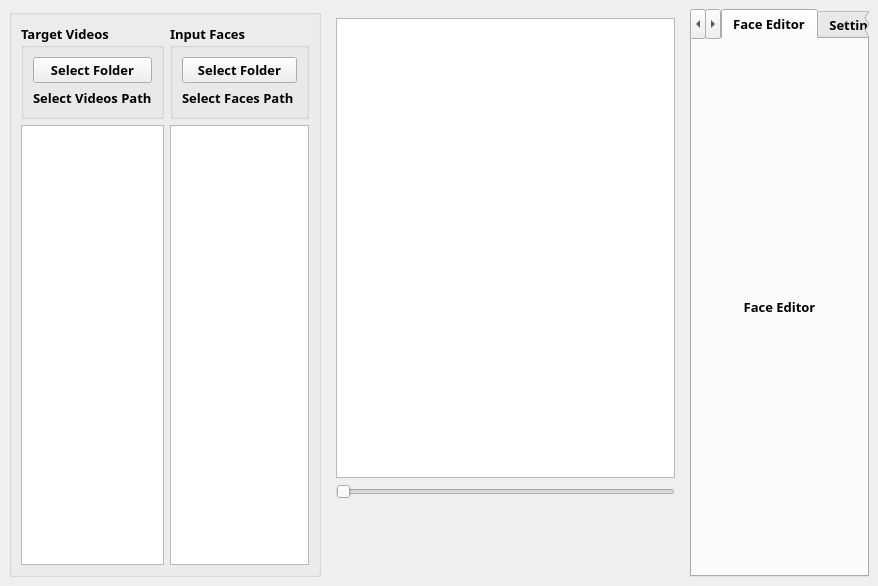
Old version of the form App/UI/Core/MainWindow.ui in the repository visomaster/VisoMaster.
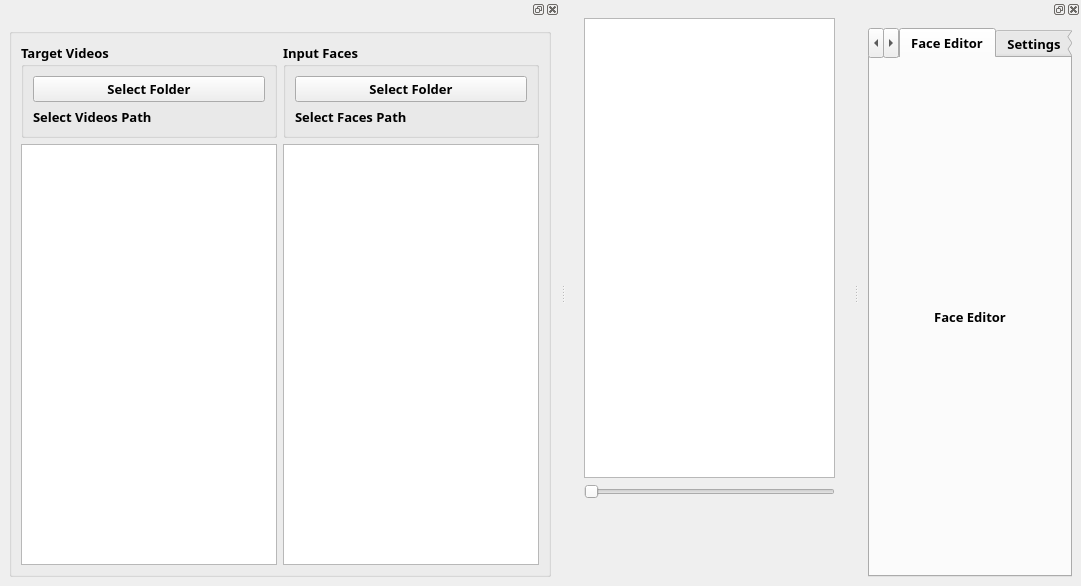
New version of the form. The open tabs and pages were chosen to show the change. Icons and pictures are not drawn.

Commit message: made the media selector and tabslider (swap & editor option) section dockable

The edit to the form file:
```diff
--- a/App/UI/Core/MainWindow.ui
+++ b/App/UI/Core/MainWindow.ui
@@ -6,7 +6,7 @@
    <rect>
     <x>0</x>
     <y>0</y>
-    <width>878</width>
+    <width>1081</width>
     <height>586</height>
    </rect>
   </property>
@@ -25,6 +25,88 @@
   <widget class="QWidget" name="centralwidget">
    <layout class="QHBoxLayout" name="horizontalLayout">
     <item>
+     <widget class="QWidget" name="widget" native="true">
+      <property name="sizePolicy">
+       <sizepolicy hsizetype="Expanding" vsizetype="Preferred">
+        <horstretch>2</horstretch>
+        <verstretch>0</verstretch>
+       </sizepolicy>
+      </property>
+      <layout class="QVBoxLayout" name="verticalLayout">
+       <item>
+        <widget class="QGraphicsView" name="graphicsViewFrame"/>
+       </item>
+       <item>
+        <layout class="QVBoxLayout" name="verticalLayoutMediaControls">
+         <item>
+          <widget class="QSlider" name="videoSeekSlider">
+           <property name="orientation">
+            <enum>Qt::Orientation::Horizontal</enum>
+           </property>
+          </widget>
+         </item>
+         <item>
+          <layout class="QHBoxLayout" name="horizontalLayoutMediaButtons">
+           <item>
+            <widget class="QPushButton" name="buttonMediaPlay">
+             <property name="text">
+              <string/>
+             </property>
+             <property name="icon">
+              <iconset resource="media.qrc">
+               <normaloff>:/media/Media/play_off.png</normaloff>:/media/Media/play_off.png</iconset>
+             </property>
+             <property name="flat">
+              <bool>true</bool>
+             </property>
+            </widget>
+           </item>
+           <item>
+            <widget class="QPushButton" name="buttonMediaStop">
+             <property name="text">
+              <string/>
+             </property>
+             <property name="icon">
+              <iconset resource="media.qrc">
+               <normaloff>:/media/Media/stop_off.png</normaloff>:/media/Media/stop_off.png</iconset>
+             </property>
+             <property name="flat">
+              <bool>true</bool>
+             </property>
+            </widget>
+           </item>
+          </layout>
+         </item>
+        </layout>
+       </item>
+       <item>
+        <spacer name="verticalSpacer">
+         <property name="orientation">
+          <enum>Qt::Orientation::Vertical</enum>
+         </property>
+         <property name="sizeType">
+          <enum>QSizePolicy::Policy::Preferred</enum>
+         </property>
+         <property name="sizeHint" stdset="0">
+          <size>
+           <width>20</width>
+           <height>40</height>
+          </size>
+         </property>
+        </spacer>
+       </item>
+      </layout>
+     </widget>
+    </item>
+   </layout>
+  </widget>
+  <widget class="QDockWidget" name="dockWidget">
+   <attribute name="dockWidgetArea">
+    <number>1</number>
+   </attribute>
+   <widget class="QWidget" name="dockWidgetContents">
+    <layout class="QGridLayout" name="gridLayout_4">
+     <item row="0" column="0">
      <widget class="QGroupBox" name="group_Input_FIles">
       <property name="sizePolicy">
        <sizepolicy hsizetype="Expanding" vsizetype="Preferred">
@@ -101,81 +183,16 @@
       </layout>
      </widget>
     </item>
-    <item>
-     <widget class="QWidget" name="widget" native="true">
-      <property name="sizePolicy">
-       <sizepolicy hsizetype="Expanding" vsizetype="Preferred">
-        <horstretch>2</horstretch>
-        <verstretch>0</verstretch>
-       </sizepolicy>
-      </property>
-      <layout class="QVBoxLayout" name="verticalLayout">
-       <item>
-        <widget class="QGraphicsView" name="graphicsViewFrame"/>
-       </item>
-       <item>
-        <layout class="QVBoxLayout" name="verticalLayoutMediaControls">
-         <item>
-          <widget class="QSlider" name="videoSeekSlider">
-           <property name="orientation">
-            <enum>Qt::Orientation::Horizontal</enum>
-           </property>
-          </widget>
-         </item>
-         <item>
-          <layout class="QHBoxLayout" name="horizontalLayoutMediaButtons">
-           <item>
-            <widget class="QPushButton" name="buttonMediaPlay">
-             <property name="text">
-              <string/>
-             </property>
-             <property name="icon">
-              <iconset resource="media.qrc">
-               <normaloff>:/media/Media/play_off.png</normaloff>:/media/Media/play_off.png</iconset>
-             </property>
-             <property name="flat">
-              <bool>true</bool>
-             </property>
-            </widget>
-           </item>
-           <item>
-            <widget class="QPushButton" name="buttonMediaStop">
-             <property name="text">
-              <string/>
-             </property>
-             <property name="icon">
-              <iconset resource="media.qrc">
-               <normaloff>:/media/Media/stop_off.png</normaloff>:/media/Media/stop_off.png</iconset>
-             </property>
-             <property name="flat">
-              <bool>true</bool>
-             </property>
-            </widget>
-           </item>
-          </layout>
-         </item>
-        </layout>
-       </item>
-       <item>
-        <spacer name="verticalSpacer">
-         <property name="orientation">
-          <enum>Qt::Orientation::Vertical</enum>
-         </property>
-         <property name="sizeType">
-          <enum>QSizePolicy::Policy::Preferred</enum>
-         </property>
-         <property name="sizeHint" stdset="0">
-          <size>
-           <width>20</width>
-           <height>40</height>
-          </size>
-         </property>
-        </spacer>
-       </item>
-      </layout>
-     </widget>
-    </item>
-    <item>
+    </layout>
+   </widget>
+  </widget>
+  <widget class="QDockWidget" name="dockWidget_2">
+   <attribute name="dockWidgetArea">
+    <number>2</number>
+   </attribute>
+   <widget class="QWidget" name="dockWidgetContents_2">
+    <layout class="QGridLayout" name="gridLayout_5">
+     <item row="0" column="0">
      <widget class="QTabWidget" name="tabWidget">
       <property name="sizePolicy">
        <sizepolicy hsizetype="Expanding" vsizetype="Preferred">
@@ -268,6 +285,7 @@
      </widget>
     </item>
    </layout>
+   </widget>
   </widget>
   <action name="actionExit">
    <property name="text">
```
Left out of the diff: 2 changed lines with no effect on the pictures. Lines whose indentation alone changed are shown as unchanged. The commit also changes 2 other files.
